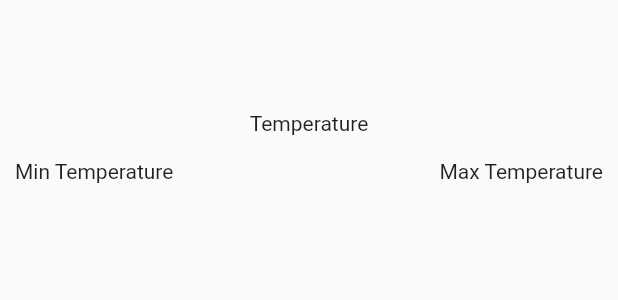
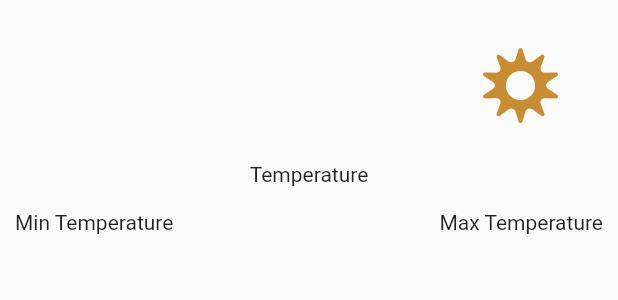
Before and after one commit to bogdanovMV/weather_app_with_BLoC, a Flutter app: the ShowWeather widget shown alone on an empty page, opened directly with empty values, on a phone screen of 412 x 824 dp. Shown: the top 300 px of the screen. Run offline on Flutter 3.47's test engine with Material 2 defaults, Android fonts, the light colour scheme and no system bars; our stand-ins replace bloc, flutter_bloc, location, shared_preferences; missing offline and left inert: geocode; accounts and stored records are empty.

Commit message:
add weather icons

```diff
--- a/lib/main.dart
+++ b/lib/main.dart
@@ -1,4 +1,3 @@
-import 'package:flutter/material.dart';
 import 'package:flutter_bloc/flutter_bloc.dart';
 
 import 'ui/ui.dart';
@@ -16,6 +15,7 @@ class MyApp extends StatelessWidget {
       title: 'Weather app',
       debugShowCheckedModeBanner: false,
       home: Scaffold(
+        appBar: AppBar(),
         body: BlocProvider(
           create: (BuildContext context) => WeatherBloc(),
           child: const SearchPage(),
--- a/lib/models/weather_model.dart
+++ b/lib/models/weather_model.dart
@@ -1,8 +1,39 @@
+import 'dart:developer';
+
 class WeatherModel {
   final String city;
   final String temp;
   final String tempMin;
   final String tempMax;
+  final String state;
 
-  WeatherModel(this.city, this.temp, this.tempMin, this.tempMax);
+  WeatherModel(
+      this.city, this.temp, this.tempMin, this.tempMax, int _weatherCode)
+      : state = _weatherCodeToState(_weatherCode);
+
+  static String _weatherCodeToState(int weatherCode) {
+    if ([0, 1].contains(weatherCode)) {
+      return 'c';
+    } else if (weatherCode == 2) {
+      return 'lc';
+    } else if ([3, 45, 48].contains(weatherCode)) {
+      return 'hc';
+    } else if ([51, 61, 80].contains(weatherCode)) {
+      return 's';
+    } else if ([53, 56, 63, 66, 81].contains(weatherCode)) {
+      return 'lr';
+    } else if ([55, 57, 65, 67, 82].contains(weatherCode)) {
+      return 'hr';
+    } else if ([71, 73, 75].contains(weatherCode)) {
+      return 'sn';
+    } else if (weatherCode == 95) {
+      return 't';
+    } else if (weatherCode == 96) {
+      return 'h';
+    } else if (weatherCode == 99) {
+      return 'sl';
+    }
+    log('weatherCode: $weatherCode');
+    return '';
+  }
 }
--- a/lib/repositories/weather_repository.dart
+++ b/lib/repositories/weather_repository.dart
@@ -46,7 +46,8 @@ class WeatherRepository {
         '${data['daily_units']['temperature_2m_max']}';
     String scale = tempMin.split(' ').last;
     String temp = '${data['current_weather']['temperature']} $scale';
-    weather = WeatherModel(city, temp, tempMin, tempMax);
+    int weathercode = data['current_weather']['weathercode'];
+    weather = WeatherModel(city, temp, tempMin, tempMax, weathercode);
 
     await SharedPreferences.getInstance()
         .then((prefs) => prefs.setString('lastCityName', city));
--- a/lib/ui/widgets/show_weather.dart
+++ b/lib/ui/widgets/show_weather.dart
@@ -12,7 +12,16 @@ class ShowWeather extends StatelessWidget {
       padding: const EdgeInsets.symmetric(vertical: 32, horizontal: 10),
       child: Column(
         children: [
-          Text(weather.city),
+          Row(
+            mainAxisAlignment: MainAxisAlignment.end,
+            children: [
+              Text(weather.city),
+              Container(
+                  margin: const EdgeInsets.symmetric(horizontal: 30),
+                  width: 50,
+                  child: Image.asset('assets/images/${weather.state}.png'))
+            ],
+          ),
           const SizedBox(
             height: 10,
           ),
--- a/pubspec.yaml
+++ b/pubspec.yaml
@@ -11,7 +11,7 @@ dependencies:
   flutter:
     sdk: flutter
   http: ^0.13.4
-  bloc: ^8.0.0
+  bloc: ^8.0.1
   flutter_bloc: ^8.0.0
   location: ^4.3.0
   geocode: ^1.0.1
@@ -20,7 +20,9 @@ dependencies:
 dev_dependencies:
   flutter_test:
     sdk: flutter
-  flutter_lints: ^1.0.0
+  flutter_lints: ^1.0.4
 
 flutter:
   uses-material-design: true
+  assets:
+    - assets/images/
```
Also changed, not shown: assets/images/c.png (added), assets/images/h.png (added), assets/images/hc.png (added), assets/images/hr.png (added), assets/images/lc.png (added), assets/images/lr.png (added), assets/images/s.png (added), assets/images/sl.png (added), assets/images/sn.png (added), assets/images/t.png (added).
